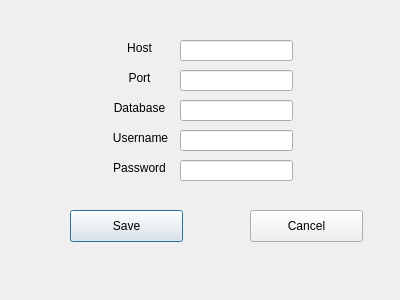
Before: the Qt Designer form src/configdialog.ui in MyQt/Invoice-Manger-Demo, drawn with Qt 5.
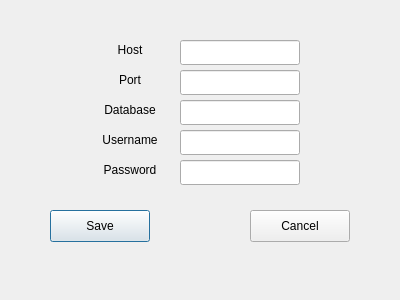
After: the same form once the commit is applied.

The edit to the form file:
```diff
--- a/src/configdialog.ui
+++ b/src/configdialog.ui
@@ -16,10 +16,10 @@
   <widget class="QLabel" name="label">
    <property name="geometry">
     <rect>
-     <x>110</x>
+     <x>100</x>
      <y>40</y>
-     <width>59</width>
-     <height>16</height>
+     <width>60</width>
+     <height>20</height>
     </rect>
    </property>
    <property name="text">
@@ -32,10 +32,10 @@
   <widget class="QLabel" name="label_2">
    <property name="geometry">
     <rect>
-     <x>110</x>
+     <x>100</x>
      <y>70</y>
-     <width>59</width>
-     <height>16</height>
+     <width>60</width>
+     <height>20</height>
     </rect>
    </property>
    <property name="text">
@@ -48,10 +48,10 @@
   <widget class="QLabel" name="label_3">
    <property name="geometry">
     <rect>
-     <x>110</x>
+     <x>100</x>
      <y>100</y>
-     <width>59</width>
-     <height>16</height>
+     <width>60</width>
+     <height>20</height>
     </rect>
    </property>
    <property name="text">
@@ -64,10 +64,10 @@
   <widget class="QLabel" name="label_4">
    <property name="geometry">
     <rect>
-     <x>110</x>
+     <x>100</x>
      <y>130</y>
-     <width>61</width>
-     <height>16</height>
+     <width>60</width>
+     <height>20</height>
     </rect>
    </property>
    <property name="text">
@@ -80,10 +80,10 @@
   <widget class="QLabel" name="label_5">
    <property name="geometry">
     <rect>
-     <x>110</x>
+     <x>100</x>
      <y>160</y>
-     <width>59</width>
-     <height>16</height>
+     <width>60</width>
+     <height>20</height>
     </rect>
    </property>
    <property name="text">
@@ -98,8 +98,8 @@
     <rect>
      <x>180</x>
      <y>40</y>
-     <width>113</width>
-     <height>21</height>
+     <width>120</width>
+     <height>25</height>
     </rect>
    </property>
   </widget>
@@ -108,8 +108,8 @@
     <rect>
      <x>180</x>
      <y>70</y>
-     <width>113</width>
-     <height>21</height>
+     <width>120</width>
+     <height>25</height>
     </rect>
    </property>
   </widget>
@@ -118,8 +118,8 @@
     <rect>
      <x>180</x>
      <y>100</y>
-     <width>113</width>
-     <height>21</height>
+     <width>120</width>
+     <height>25</height>
     </rect>
    </property>
   </widget>
@@ -128,8 +128,8 @@
     <rect>
      <x>180</x>
      <y>130</y>
-     <width>113</width>
-     <height>21</height>
+     <width>120</width>
+     <height>25</height>
     </rect>
    </property>
   </widget>
@@ -138,8 +138,8 @@
     <rect>
      <x>180</x>
      <y>160</y>
-     <width>113</width>
-     <height>21</height>
+     <width>120</width>
+     <height>25</height>
     </rect>
    </property>
    <property name="echoMode">
@@ -149,9 +149,9 @@
   <widget class="QPushButton" name="saveButton">
    <property name="geometry">
     <rect>
-     <x>70</x>
+     <x>50</x>
      <y>210</y>
-     <width>113</width>
+     <width>100</width>
      <height>32</height>
     </rect>
    </property>
@@ -164,7 +164,7 @@
     <rect>
      <x>250</x>
      <y>210</y>
-     <width>113</width>
+     <width>100</width>
      <height>32</height>
     </rect>
    </property>
```
Left out of the diff: 2 changed lines with no effect on the pictures.
